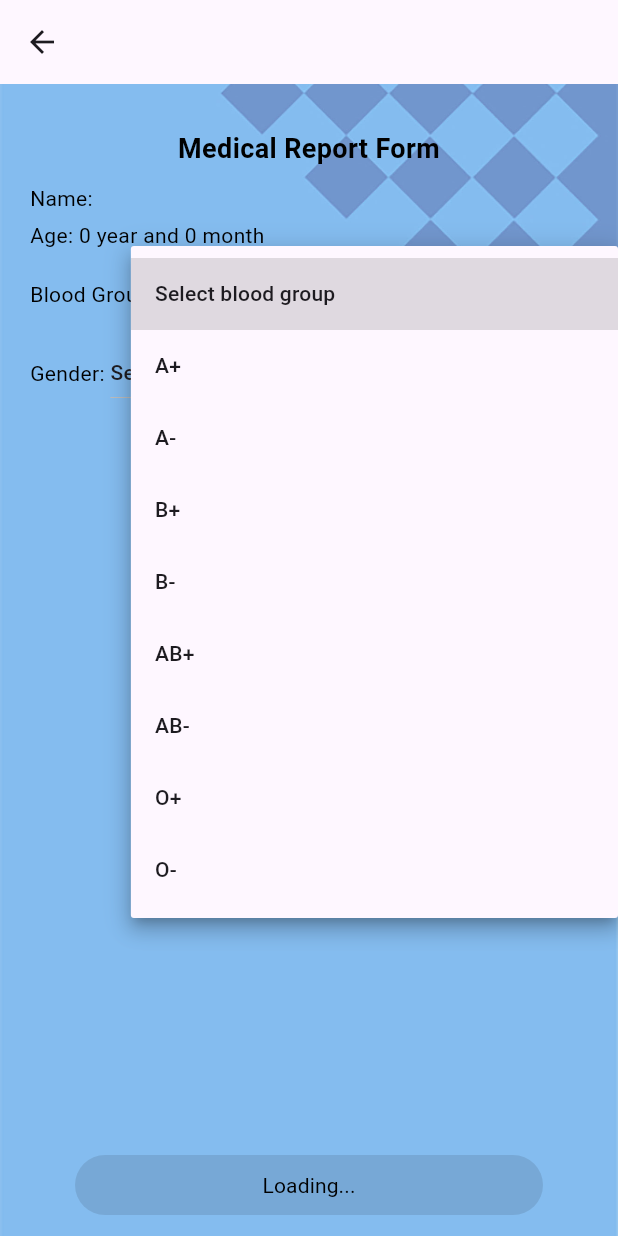
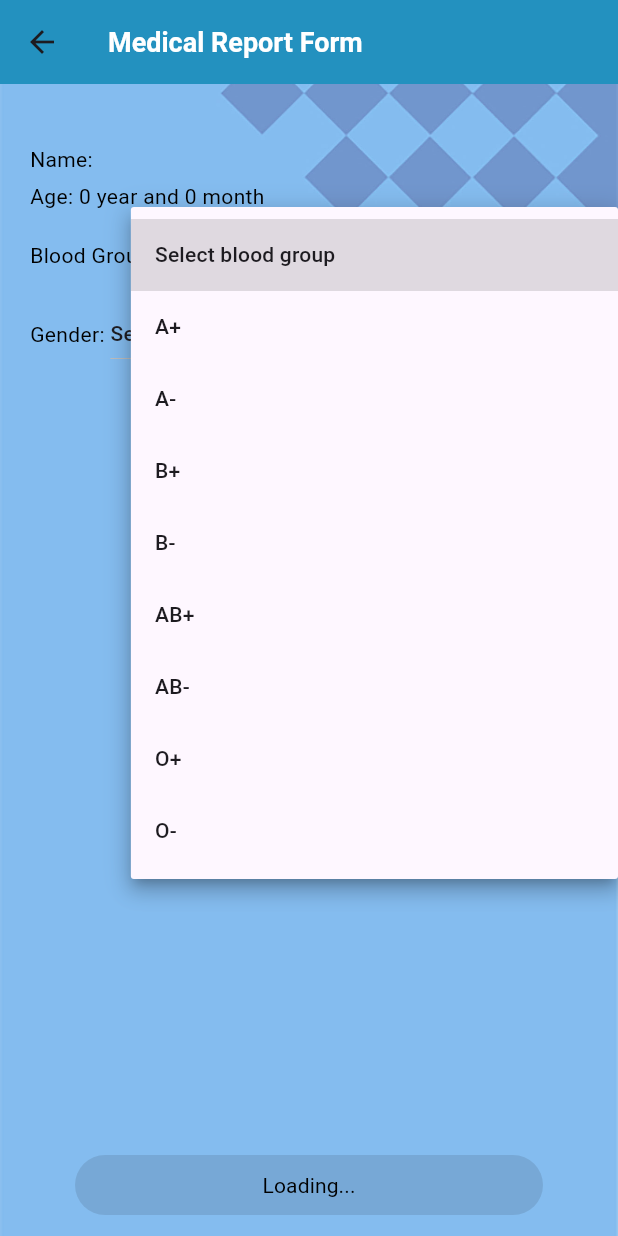
Before and after one commit to NABDroid/phr_app, a Flutter app: the MedicalReportForm screen opened directly with empty values, after a tap on "Submit", after a tap on "Select blood group", on a phone screen of 412 x 824 dp. Run offline on Flutter 3.47's test engine with Material 3 defaults, Android fonts, the light colour scheme and no system bars; our stand-ins replace flutter_svg, fluttertoast, google_fonts, image_picker; missing offline and left inert: flutter_pdfview; network calls fail.

Commit message:
History update

```diff
--- a/lib/Models/HistoryTitles.dart
+++ b/lib/Models/HistoryTitles.dart
@@ -1,5 +1,6 @@
 class HistoryTitle {
   final int titleId;
+  final int? historyId;
   final String title;
   bool isChecked;
 
@@ -7,6 +8,7 @@ class HistoryTitle {
     required this.titleId,
     required this.title,
     required this.isChecked,
+    this.historyId,
   });
 
   factory HistoryTitle.fromJson(Map<String, dynamic> json) {
--- a/lib/Screens/LoginScreen.dart
+++ b/lib/Screens/Auth/LoginScreen.dart
@@ -3,9 +3,9 @@ import 'package:fluttertoast/fluttertoast.dart';
 import 'package:phr_app/Components/Global.dart';
 import 'package:phr_app/Components/HeadingText.dart';
 import 'package:phr_app/Screens/BaseScreen.dart';
-import 'package:phr_app/Screens/RegistrationScreen.dart';
 import 'package:phr_app/Services/AuthServices.dart';
-import '../Models/UserInfo.dart';
+import '../../Models/UserInfo.dart';
+import 'RegistrationScreen.dart';
 
 class LoginScreen extends StatefulWidget {
   const LoginScreen({Key? key}) : super(key: key);
--- a/lib/Screens/MedicalReportForm.dart
+++ b/lib/Screens/Auth/MedicalReportForm.dart
@@ -1,12 +1,13 @@
 import 'package:flutter/material.dart';
+import 'package:fluttertoast/fluttertoast.dart';
 import 'package:phr_app/Components/HeadingText.dart';
 import 'package:phr_app/Models/HistoryTitles.dart';
 import 'package:phr_app/Models/MedicalHistory.dart';
 import 'package:phr_app/Models/UserInfo.dart';
 import 'package:phr_app/Screens/BaseScreen.dart';
 import 'package:phr_app/Services/AuthServices.dart';
-import '../Components/Global.dart';
-import '../Models/RegisterDTO.dart';
+import '../../Components/Global.dart';
+import '../../Models/RegisterDTO.dart';
 
 class MedicalReportForm extends StatefulWidget {
   MedicalReportForm(
@@ -49,7 +50,10 @@ class _MedicalReportFormState extends State<MedicalReportForm> {
   Widget build(BuildContext context) {
     return SafeArea(
       child: Scaffold(
-        appBar: AppBar(),
+        appBar: AppBar(
+          title: HeadingText(text: 'Medical Report Form', textColor: textColorLite,),
+          backgroundColor: themeColorDark,
+        ),
         body: Stack(
           children: [
             Positioned.fill(
@@ -64,10 +68,10 @@ class _MedicalReportFormState extends State<MedicalReportForm> {
                 crossAxisAlignment: CrossAxisAlignment.stretch,
                 children: [
                   const SizedBox(height: 20),
-                  HeadingText(
-                      text: "Medical Report Form",
-                      textColor: textColorDark,
-                      alignment: TextAlign.center),
+                  // HeadingText(
+                  //     text: "Medical Report Form",
+                  //     textColor: textColorDark,
+                  //     alignment: TextAlign.center),
                   const SizedBox(
                     height: 10,
                   ),
@@ -259,12 +263,15 @@ class _MedicalReportFormState extends State<MedicalReportForm> {
       }
 
       if (!isHistoryAdded) {
-        ScaffoldMessenger.of(context).showSnackBar(
-          const SnackBar(
-              content:
-              Text('Registration successful but failed to save history')),
-        );
-        await Future.delayed(const Duration(seconds: 2));
+        Fluttertoast.showToast(
+            msg: 'Registration successful but failed to save history',
+            toastLength: Toast.LENGTH_SHORT,
+            gravity: ToastGravity.BOTTOM,
+            timeInSecForIosWeb: 1,
+            backgroundColor: Colors.green,
+            textColor: Colors.white,
+            fontSize: 16.0);
+
       }
 
       Navigator.of(context).pushReplacement(
@@ -272,9 +279,18 @@ class _MedicalReportFormState extends State<MedicalReportForm> {
       );
 
     } else {
-      ScaffoldMessenger.of(context).showSnackBar(
-        const SnackBar(content: Text('Registration failed')),
-      );
+
+      Fluttertoast.showToast(
+          msg: 'Registration failed',
+          toastLength: Toast.LENGTH_SHORT,
+          gravity: ToastGravity.BOTTOM,
+          timeInSecForIosWeb: 1,
+          backgroundColor: Colors.redAccent,
+          textColor: Colors.white,
+          fontSize: 16.0);
+
+
+
     }
   }
 }
--- a/lib/Screens/BaseScreen.dart
+++ b/lib/Screens/BaseScreen.dart
@@ -1,6 +1,6 @@
 import 'package:flutter/material.dart';
 import 'package:phr_app/Screens/HomePanel.dart';
-import 'package:phr_app/Screens/ProfilePanel.dart';
+import 'package:phr_app/Screens/Profile/ProfilePanel.dart';
 import 'package:phr_app/Screens/SOSPanel.dart';
 import '../Components/Global.dart';
 import 'Files/FilesPanel.dart';
--- a/lib/Screens/SplashScreen.dart
+++ b/lib/Screens/SplashScreen.dart
@@ -4,7 +4,7 @@ import 'package:flutter/material.dart';
 import 'package:phr_app/Components/Global.dart';
 import '../Components/HeadingText.dart';
 import 'BaseScreen.dart';
-import 'LoginScreen.dart';
+import 'Auth/LoginScreen.dart';
 
 class SplashScreen extends StatefulWidget {
   const SplashScreen({super.key});
```
Also changed, not shown: lib/Screens/Auth/RegistrationScreen.dart (renamed from lib/Screens/RegistrationScreen.dart, +2 -22 lines), lib/Screens/Profile/MedicalHistoryScreen.dart (added, +122 -0 lines), lib/Screens/Profile/ProfilePanel.dart (renamed from lib/Screens/ProfilePanel.dart, +22 -9 lines), lib/Services/AuthServices.dart (+54 -32 lines).
